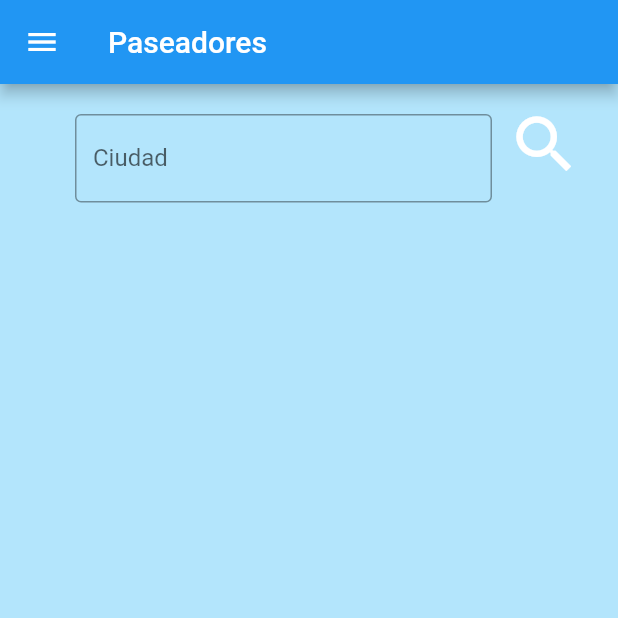
After one commit to diomedes1233/paseando_mascotas_movil, a Flutter app: the PaseadoresPage screen opened directly, in the side drawer, after a tap on the "search" icon, on a phone screen of 412 x 824 dp, the top half of it. The commit adds this screen. Run offline on Flutter 3.47's test engine with Material 2 defaults, Android fonts, the phone set to English and light mode, and no system bars; our stand-ins replace cloud_firestore, firebase_auth, firebase_core, flutter_rating_bar; accounts and stored records are empty; network calls fail.

Commit message:
se creo pagina de paciadores y buscador x ciudades

```diff
--- /dev/null
+++ b/lib/modelo/modelos_modelo.dart
@@ -0,0 +1,11 @@
+class datosPaseador {
+  String id = "";
+  String nombre = "";
+  String ciudad = "";
+  String contacto = "";
+  String foto = "";
+  String perfil = "";
+
+  datosPaseador(
+      this.id, this.nombre, this.ciudad, this.contacto, this.foto, this.perfil);
+}
--- /dev/null
+++ b/lib/pages/paseadores_page.dart
@@ -0,0 +1,149 @@
+import 'package:cloud_firestore/cloud_firestore.dart';
+import 'package:flutter/material.dart';
+import 'package:paseando_mascotas/pages/detalle_paseador_page.dart';
+import 'package:paseando_mascotas/pages/menu_page.dart';
+import '../modelo/modelos_modelo.dart';
+
+class PaseadoresPage extends StatefulWidget {
+  const PaseadoresPage({Key? key}) : super(key: key);
+
+  @override
+  State<PaseadoresPage> createState() => _PaseadoresPageState();
+}
+
+class _PaseadoresPageState extends State<PaseadoresPage> {
+  List paseadores = [];
+  List<dynamic> idDoc = [];
+  final buscar = TextEditingController();
+
+  @override
+  void initState() {
+    // TODO: implement initState
+    super.initState();
+    getPaseadores();
+  }
+
+  Future getPaseadores() async {
+    String id = "";
+    QuerySnapshot paseador =
+        await FirebaseFirestore.instance.collection("Paseadores").get();
+    setState(() {
+      if (paseador.docs.isNotEmpty) {
+        for (var pas in paseador.docs) {
+          id = pas.id; //Trae el id
+          idDoc.add(id);
+          paseadores.add(pas.data());
+          print("------------------------>>>>>>>>>>>>>>>>>>><<< ID " + id);
+          print("------------------------>>>>>>>>>>>>>>>>>>><<< " +
+              pas.data().toString());
+        }
+      }
+    });
+  }
+
+  Future getCiudad() async {
+    idDoc.clear();
+    paseadores.clear();
+    String id = "";
+    QuerySnapshot paseoCiudad = await FirebaseFirestore.instance
+        .collection("Paseadores")
+        .where("ciudad", isEqualTo: buscar.text)
+        .get();
+    setState(() {
+      if (paseoCiudad.docs.isNotEmpty) {
+        for (var pas in paseoCiudad.docs) {
+          id = pas.id; //Trae el id
+          idDoc.add(id);
+          paseadores.add(pas.data());
+          print("------------------------>>>>>>>>>>>>>>>>>>><<< ID " + id);
+          print("------------------------>>>>>>>>>>>>>>>>>>><<< " +
+              pas.data().toString());
+        }
+      }
+    });
+  }
+
+  @override
+  Widget build(BuildContext context) {
+    return Scaffold(
+        appBar: AppBar(
+          title: const Text("Paseadores"),
+        ),
+        drawer: MenuPage(),
+        body: Stack(
+          children: [
+            Row(children: [
+              Expanded(
+                  child: Container(
+                padding: EdgeInsets.only(top: 20, left: 50, right: 0),
+                child: TextFormField(
+                  controller: buscar,
+                  keyboardType: TextInputType.name,
+                  decoration: const InputDecoration(
+                    labelText: "Ciudad",
+                    border: OutlineInputBorder(),
+                  ),
+                ),
+              )),
+              IconButton(
+                  onPressed: () {
+                    setState(() {
+                      getCiudad();
+                    });
+                  },
+                  padding: EdgeInsets.only(right: 50, left: 10),
+                  icon: const Icon(Icons.search, size: 50, color: Colors.white))
+            ]),
+            const SizedBox(
+              height: 30,
+            ),
+            Padding(
+              padding: const EdgeInsets.only(top: 100),
+              child: Container(
+                child: ListView.builder(
+                    padding: EdgeInsets.all(30),
+                    itemCount: paseadores.length,
+                    itemBuilder: (BuildContext context, i) {
+                      return Row(
+                        children: [
+                          Padding(
+                              padding: EdgeInsets.all(10),
+                              child: CircleAvatar(
+                                backgroundImage: NetworkImage(
+                                  paseadores[i]['foto'],
+                                ),
+                                radius: 60,
+                              )),
+                          Expanded(
+                            child: ListTile(
+                              title: Text(paseadores[i]["nombre"],
+                                  style: const TextStyle(
+                                    fontSize: 20,
+                                    color: Colors.black,
+                                  )),
+                              subtitle: Text(paseadores[i]["ciudad"]),
+                              onTap: () {
+                                datosPaseador paseadorNew = datosPaseador(
+                                    idDoc[i],
+                                    paseadores[i]["nombre"],
+                                    paseadores[i]["ciudad"],
+                                    paseadores[i]["contacto"],
+                                    paseadores[i]["foto"],
+                                    paseadores[i]["perfil"]);
+                                Navigator.push(
+                                    context,
+                                    MaterialPageRoute(
+                                        builder: (context) =>
+                                            DetallePaseador(paseadorNew)));
+                              },
+                            ),
+                          ),
+                        ],
+                      );
+                    }),
+              ),
+            ),
+          ],
+        ));
+  }
+}
--- a/lib/pages/registrar_page.dart
+++ b/lib/pages/registrar_page.dart
@@ -243,7 +243,6 @@ class _RegistrarPageState extends State<RegistrarPage> {
                 //maxLength: 8,
                 decoration: const InputDecoration(
                     labelText: "Confirmar Password",
-                    fillColor: Colors.white,
                     filled: true,
                     border: OutlineInputBorder(),
                     suffixIcon: Icon(
--- a/pubspec.yaml
+++ b/pubspec.yaml
@@ -16,6 +16,7 @@ dependencies:
   cloud_firestore: ^4.0.3
   firebase_core: ^2.1.1
   firebase_auth: ^4.1.0
+  flutter_rating_bar: ^4.0.1
   flutter:
     sdk: flutter
 
```
Also changed, not shown: lib/pages/detalle_paseador_page.dart (added, +52 -0 lines), lib/pages/home_page.dart (+10 -0 lines), pubspec.lock.
